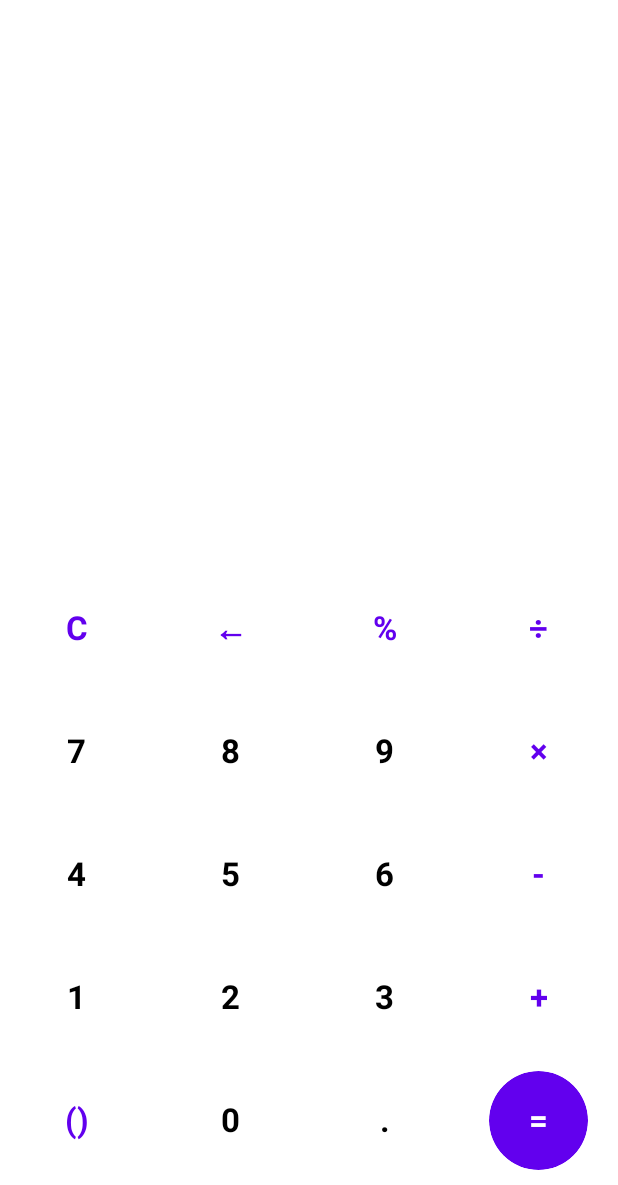
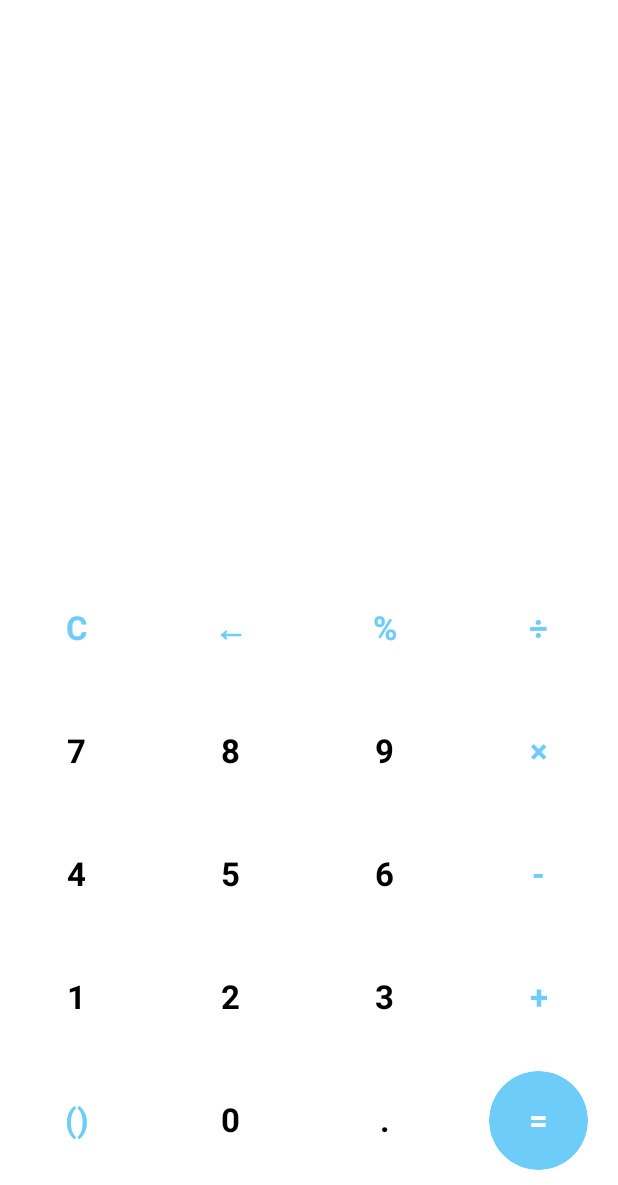
Before and after one commit to PBK-B/abacus-android-app, an Android app built with Jetpack Compose: the screen it shows after launch (MainActivity), on a phone screen of 412 x 824 dp, the part 51-1236 px from its top. Run offline under Robolectric (Android 15) with nearby library versions, the phone set to English and light mode, and no system bars; our stand-ins replace accompanist.

```diff
--- a/app/src/main/java/com/tzmax/abacus/ui/theme/Color.kt
+++ b/app/src/main/java/com/tzmax/abacus/ui/theme/Color.kt
@@ -2,7 +2,7 @@ package com.tzmax.abacus.ui.theme
 
 import androidx.compose.ui.graphics.Color
 
-val Purple200 = Color(0xFFBB86FC)
-val Purple500 = Color(0xFF6200EE)
-val Purple700 = Color(0xFF3700B3)
+val Purple200 = Color(0xFF03A9F4)
+val Purple500 = Color(0xFF6ECDF8)
+val Purple700 = Color(0xFFA9D7FC)
 val Teal200 = Color(0xFF03DAC5)
```
Also changed, not shown: 4 other files.
